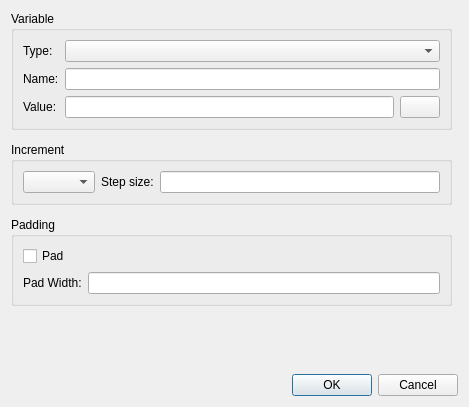
phrxmd/glabels-qt, file glabels/ui/EditVariableDialog.ui: the form before one commit.
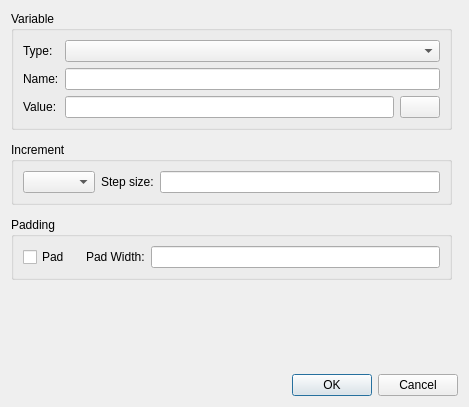
The form after the commit. Custom widgets are drawn as their Qt base class.

Commit message: Move pad width to same row as check box

```diff
--- a/glabels/ui/EditVariableDialog.ui
+++ b/glabels/ui/EditVariableDialog.ui
@@ -139,24 +139,40 @@
        <number>9</number>
       </property>
       <item row="0" column="0">
-       <layout class="QGridLayout" name="gridLayout_5">
-        <item row="1" column="2">
-         <widget class="QLineEdit" name="padWidthEdit"/>
-        </item>
-        <item row="0" column="1">
+       <layout class="QHBoxLayout" name="horizontalLayout">
+        <item>
          <widget class="QCheckBox" name="padCheckBox">
           <property name="text">
            <string>Pad</string>
           </property>
          </widget>
         </item>
-        <item row="1" column="1">
+        <item>
+         <spacer name="horizontalSpacer">
+          <property name="orientation">
+           <enum>Qt::Horizontal</enum>
+          </property>
+          <property name="sizeType">
+           <enum>QSizePolicy::Fixed</enum>
+          </property>
+          <property name="sizeHint" stdset="0">
+           <size>
+            <width>10</width>
+            <height>20</height>
+           </size>
+          </property>
+         </spacer>
+        </item>
+        <item>
          <widget class="QLabel" name="padWidthLabel">
           <property name="text">
            <string>Pad Width:</string>
           </property>
          </widget>
         </item>
+        <item>
+         <widget class="QLineEdit" name="padWidthEdit"/>
+        </item>
        </layout>
       </item>
      </layout>
```
